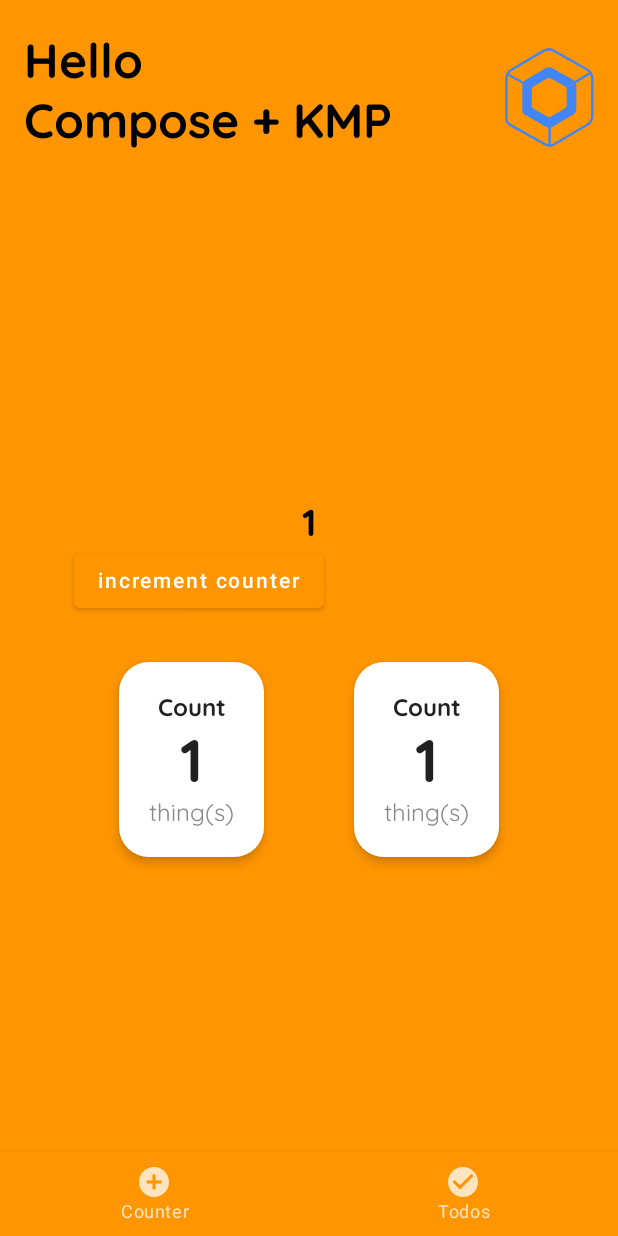
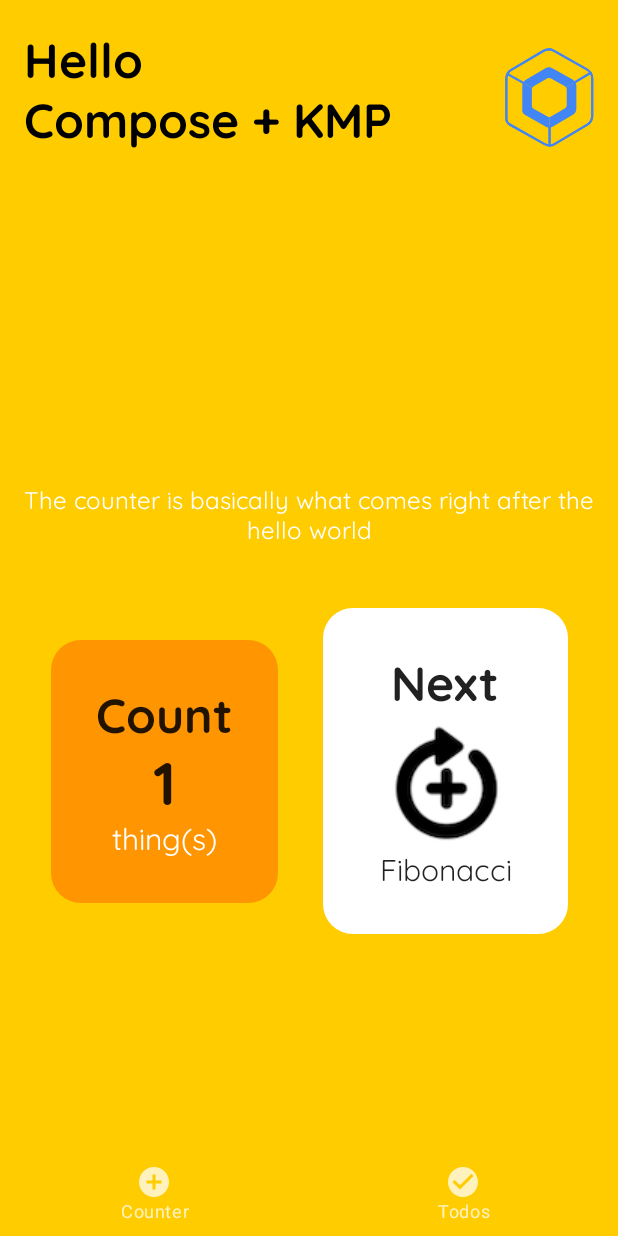
Before and after one commit to ybonnetain/kintro, an Android app built with Jetpack Compose: the todos screen opened through its navigation route, on a phone screen of 412 x 824 dp. Run offline under Robolectric (Android 15) with nearby library versions, the phone set to English and light mode, and no system bars.

Commit message:
base counter screen

```diff
--- a/androidKintro/src/main/java/dev/ybonnetain/kintro/android/helpers/Theme.kt
+++ b/androidKintro/src/main/java/dev/ybonnetain/kintro/android/helpers/Theme.kt
@@ -40,7 +40,7 @@ val typography = Typography(
 
 object ColorPalette {
     val layout = Color(0xfff2f2f7)
-    val orange = Color(0xffff9501)
+    val orange = Color(0xffffcc00)
     val peach = Color(0xFFFFE5B4)
     val yellow = Color(0xFFFFFF00)
     val darkOrange = Color(0xFFFF9501)
--- a/androidKintro/src/main/java/dev/ybonnetain/kintro/android/screens/CounterScreen.kt
+++ b/androidKintro/src/main/java/dev/ybonnetain/kintro/android/screens/CounterScreen.kt
@@ -1,76 +1,100 @@
 package dev.ybonnetain.kintro.android.screens
 
 import androidx.compose.foundation.background
+import androidx.compose.foundation.Image
 import androidx.compose.foundation.layout.*
 import androidx.compose.foundation.shape.RoundedCornerShape
-import androidx.compose.material.Button
-import androidx.compose.material.Card
-import androidx.compose.material.Text
+import androidx.compose.material.*
 import androidx.compose.runtime.*
 import androidx.compose.ui.Alignment
 import androidx.compose.ui.Modifier
 import androidx.compose.ui.graphics.Color
+import androidx.compose.ui.res.painterResource
 import androidx.compose.ui.text.font.FontWeight
 import androidx.compose.ui.text.style.TextAlign
 import androidx.compose.ui.tooling.preview.Preview
 import androidx.compose.ui.unit.dp
 import androidx.compose.ui.unit.sp
+import dev.ybonnetain.kintro.android.R
 
 import dev.ybonnetain.kintro.android.helpers.ColorPalette
 import dev.ybonnetain.kintro.repositories.Counter
 import org.koin.androidx.compose.getViewModel
 
+@ExperimentalMaterialApi
 @Composable
 fun CounterScreen(viewModel: CounterViewModel = getViewModel()) {
-    val count = viewModel.observer.collectAsState()
 
     Column(
         modifier = Modifier
             .fillMaxSize()
             .background(ColorPalette.orange)
-            .wrapContentSize(Alignment.Center)
+            .wrapContentSize(Alignment.Center),
+        horizontalAlignment = Alignment.CenterHorizontally,
+        verticalArrangement = Arrangement.Top // FIXME
     ) {
         Text(
-            text = count.value.toString(),
-            fontWeight = FontWeight.Bold,
-            color = Color.Black,
-            modifier = Modifier.align(Alignment.CenterHorizontally),
+            text = "The counter is basically what comes right after the hello world",
+            fontWeight = FontWeight.W400,
+            color = Color.White,
             textAlign = TextAlign.Center,
-            fontSize = 25.sp
+            fontSize = 16.sp,
+            modifier = Modifier
+                .align(Alignment.CenterHorizontally)
+                .padding(12.dp)
         )
-        Button(onClick = { viewModel.increment() }) {
-            Text(text = "increment counter")
+        Spacer(modifier = Modifier.height(30.dp))
+        Row(
+            verticalAlignment = Alignment.CenterVertically,
+            horizontalArrangement = Arrangement.SpaceBetween,
+        ) {
+            CounterCard(viewModel)
+            Spacer(modifier = Modifier.width(30.dp))
+            CounterNextCard(viewModel)
         }
-
-        Row(verticalAlignment = Alignment.CenterVertically) {
-            CounterCard()
-            CounterCard()
-        }
-
     }
 }
 
 @Composable
-fun CounterCard() {
+fun CounterCard(viewModel: CounterViewModel) {
+    val count = viewModel.observer.collectAsState()
     Card(
-        elevation = 4.dp,
+        elevation = 0.dp,
         shape = RoundedCornerShape(20.dp),
-        modifier = Modifier
-            .background(ColorPalette.darkOrange)
-            .padding(30.dp)
+        backgroundColor = ColorPalette.darkOrange,
     ) {
         Column(
-            modifier = Modifier.padding(20.dp),
-            verticalArrangement = Arrangement.Center,
+            modifier = Modifier.padding(30.dp),
             horizontalAlignment = Alignment.CenterHorizontally
         ) {
-            Text("Count", fontWeight = FontWeight.W700)
-            Text("1", fontWeight = FontWeight.Black, fontSize = 40.sp)
-            Text("thing(s)", color = Color.Gray)
+            Text("Count", fontWeight = FontWeight.W700, fontSize = 32.sp)
+            Text(count.value.toString(), fontWeight = FontWeight.Black, fontSize = 40.sp)
+            Text("thing(s)", color = Color.White, fontSize = 20.sp)
         }
     }
 }
 
+@ExperimentalMaterialApi
+@Composable
+fun CounterNextCard(viewModel: CounterViewModel) {
+    Card(
+        elevation = 0.dp,
+        shape = RoundedCornerShape(20.dp),
+        backgroundColor = Color.White,
+        onClick = { viewModel.increment() }
+    ) {
+        Column(
+            modifier = Modifier.padding(30.dp),
+            horizontalAlignment = Alignment.CenterHorizontally
+        ) {
+            Text("Next", fontWeight = FontWeight.W700, fontSize = 32.sp)
+            Image(painterResource(id = R.drawable.next), contentDescription = null)
+            Text("Fibonacci", fontSize = 20.sp)
+        }
+    }
+}
+
+@ExperimentalMaterialApi
 @Preview(showBackground = true)
 @Composable
 fun CounterScreenPreview() {
--- a/androidKintro/src/main/java/dev/ybonnetain/kintro/android/views/layout/BottomBar.kt
+++ b/androidKintro/src/main/java/dev/ybonnetain/kintro/android/views/layout/BottomBar.kt
@@ -7,6 +7,7 @@ import androidx.compose.material.Text
 import androidx.compose.runtime.Composable
 import androidx.compose.runtime.getValue
 import androidx.compose.ui.graphics.Color
+import androidx.compose.ui.unit.dp
 import androidx.navigation.NavController
 import androidx.navigation.compose.currentBackStackEntryAsState
 
@@ -17,7 +18,8 @@ import dev.ybonnetain.kintro.android.screens.navItems
 fun BottomBar(navController: NavController) {
     BottomNavigation(
         backgroundColor = ColorPalette.orange,
-        contentColor = Color.White
+        contentColor = Color.White,
+        elevation = 0.dp
     ) {
         val navBackStackEntry by navController.currentBackStackEntryAsState()
         val currentRoute = navBackStackEntry?.destination?.route
```
Also changed, not shown: androidKintro/src/main/res/drawable/next.png (added).
